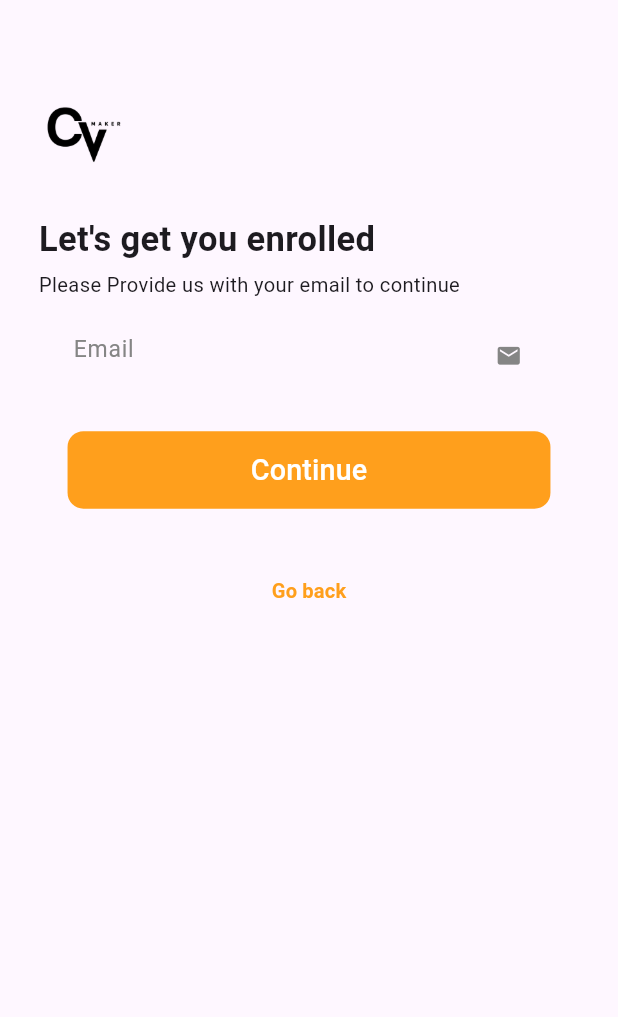
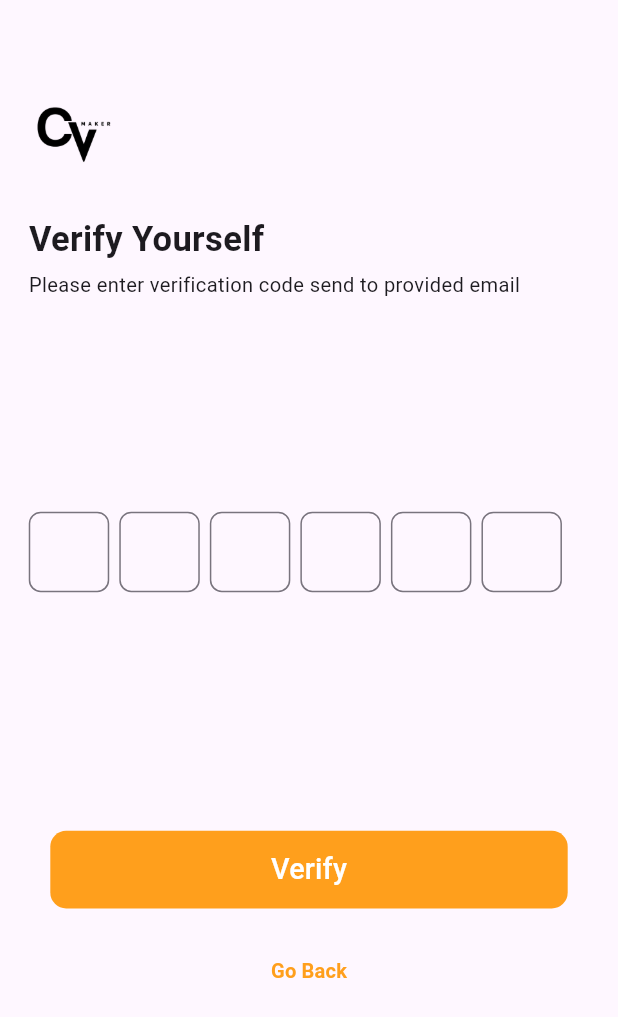
Before and after one commit to SushilDawadi/Cv-Maker, a Flutter app: the ForgetPasswordPage screen opened directly, after a tap on "Continue", on a phone screen of 412 x 824 dp. Shown: the top 1017 px of the screen. Run offline on Flutter 3.47's test engine with Material 3 defaults, Android fonts, the phone set to English and light mode, and no system bars; our stand-ins replace flutter_screenutil.

Commit message:
learning flutter

```diff
--- /dev/null
+++ b/lib/components/box.dart
@@ -0,0 +1,21 @@
+import 'package:flutter/material.dart';
+import 'package:flutter_screenutil/flutter_screenutil.dart';
+
+class MyBox extends StatelessWidget {
+  const MyBox({super.key});
+
+  @override
+  Widget build(BuildContext context) {
+    return SizedBox(
+      width: 56.w,
+      height: 56.w,
+      child: TextField(
+        decoration: InputDecoration(
+          border: OutlineInputBorder(
+            borderRadius: BorderRadius.circular(9.r),
+          ),
+        ),
+      ),
+    );
+  }
+}
--- a/lib/pages/components/button.dart
+++ b/lib/components/button.dart
@@ -4,16 +4,19 @@ import 'package:flutter_screenutil/flutter_screenutil.dart';
 
 class MyButton extends StatelessWidget {
   final String text;
-  const MyButton({super.key, required this.text});
+  final void Function()? onPressed;
+  const MyButton({super.key, required this.text, this.onPressed});
 
   @override
   Widget build(BuildContext context) {
     return Padding(
-      padding: EdgeInsets.symmetric(horizontal: 20.w),
+      padding: EdgeInsets.symmetric(horizontal: 15.w),
       child: SizedBox(
           width: double.infinity,
           child: TextButton(
-            onPressed: () {},
+            onPressed: () {
+              onPressed!();
+            },
             style: ButtonStyle(
               shape: MaterialStateProperty.all(
                 RoundedRectangleBorder(
--- a/lib/pages/login/forget_password.dart
+++ b/lib/pages/forget_password/forget_password.dart
@@ -1,6 +1,7 @@
-import 'package:cv_maker/pages/components/button.dart';
-import 'package:cv_maker/pages/components/text.dart';
-import 'package:cv_maker/pages/components/text_field.dart';
+import 'package:cv_maker/components/button.dart';
+import 'package:cv_maker/components/text.dart';
+import 'package:cv_maker/components/text_field.dart';
+import 'package:cv_maker/pages/verify_password/verification_password.dart';
 import 'package:flutter/material.dart';
 import 'package:flutter_screenutil/flutter_screenutil.dart';
 
@@ -39,13 +40,23 @@ class ForgetPasswordPage extends StatelessWidget {
                 style: TextStyle(fontSize: 14.sp, fontWeight: FontWeight.w400),
               ),
               SizedBox(
-                height: 15.h,
+                height: 30.h,
               ),
               const MyTextField(hintText: 'Email', icon: Icons.email),
               SizedBox(
                 height: 30.h,
               ),
-              const MyButton(text: "Continue"),
+              MyButton(
+                text: "Continue",
+                onPressed: () {
+                  Navigator.push(
+                    context,
+                    MaterialPageRoute(
+                      builder: (context) => const VerificationPage(),
+                    ),
+                  );
+                },
+              ),
               SizedBox(
                 height: 35.h,
               ),
--- a/lib/pages/signup/signup_page.dart
+++ b/lib/pages/signup/signup_page.dart
@@ -1,6 +1,6 @@
-import 'package:cv_maker/pages/components/button.dart';
-import 'package:cv_maker/pages/components/text.dart';
-import 'package:cv_maker/pages/components/text_field.dart';
+import 'package:cv_maker/components/button.dart';
+import 'package:cv_maker/components/text.dart';
+import 'package:cv_maker/components/text_field.dart';
 import 'package:cv_maker/pages/login/login_page.dart';
 import 'package:flutter/material.dart';
 import 'package:flutter_screenutil/flutter_screenutil.dart';
--- /dev/null
+++ b/lib/pages/verify_password/verification_password.dart
@@ -0,0 +1,85 @@
+import 'package:cv_maker/components/box.dart';
+import 'package:cv_maker/components/button.dart';
+import 'package:cv_maker/components/text.dart';
+import 'package:cv_maker/pages/reset_password/reset_password.dart';
+import 'package:flutter/material.dart';
+import 'package:flutter_screenutil/flutter_screenutil.dart';
+
+class VerificationPage extends StatelessWidget {
+  const VerificationPage({super.key});
+
+  @override
+  Widget build(BuildContext context) {
+    return Scaffold(
+      body: Padding(
+        padding: EdgeInsets.symmetric(horizontal: 20.w),
+        child: SingleChildScrollView(
+          child: Column(
+            crossAxisAlignment: CrossAxisAlignment.start,
+            children: [
+              SizedBox(
+                height: 70.h,
+              ),
+              Image.asset(
+                'lib/assets/images/cvMaker.png',
+                width: 62.w,
+                height: 62.h,
+              ),
+              SizedBox(
+                height: 30.h,
+              ),
+              Text(
+                "Verify Yourself",
+                style: TextStyle(fontSize: 24.sp, fontWeight: FontWeight.w600),
+              ),
+              SizedBox(
+                height: 5.h,
+              ),
+              Text(
+                "Please enter verification code send to provided email",
+                style: TextStyle(fontSize: 14.sp, fontWeight: FontWeight.w400),
+              ),
+              SizedBox(
+                height: 160.h,
+              ),
+              Wrap(spacing: 7.w, children: const [
+                MyBox(),
+                MyBox(),
+                MyBox(),
+                MyBox(),
+                MyBox(),
+                MyBox(),
+              ]),
+              SizedBox(
+                height: 180.h,
+              ),
+              MyButton(
+                  text: "Verify",
+                  onPressed: () {
+                    Navigator.push(
+                      context,
+                      MaterialPageRoute(
+                        builder: (context) => const ResetPasswordPage(),
+                      ),
+                    );
+                  }),
+              SizedBox(
+                height: 20.h,
+              ),
+              Center(
+                child: TextButton(
+                  onPressed: () {
+                    Navigator.pop(context);
+                  },
+                  child: const MyText(
+                    text: "Go Back",
+                  ),
+                ),
+              ),
+            ],
+          ),
+        ),
+      ),
+    );
+  }
+}
```
Also changed, not shown: lib/pages/home/home_page.dart (+38 -1 lines), lib/pages/login/login_page.dart (+4 -4 lines), lib/pages/reset_password/reset_password.dart (added, +84 -0 lines), lib/components/text.dart (renamed from lib/pages/components/text.dart), lib/components/text_field.dart (renamed from lib/pages/components/text_field.dart).
